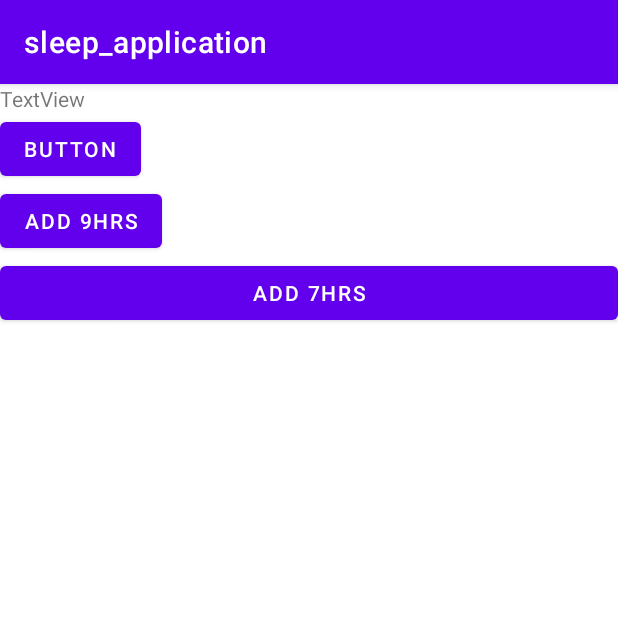
After one commit to Starlight-Solutions/android-main, an Android app: the fragment TipsFragment shown on its own in the app's theme, on a phone screen of 412 x 824 dp, the top half of it. The commit adds this screen. Run offline under Robolectric (Android 15) with nearby library versions, the phone set to English and light mode, and no system bars; our stand-ins replace Room's generated code.

Commit message:
tips fragment created

```diff
--- a/app/src/main/java/com/example/sleep_application/MainActivity.java
+++ b/app/src/main/java/com/example/sleep_application/MainActivity.java
@@ -4,7 +4,6 @@ import android.content.Context;
 import android.content.Intent;
 import android.content.SharedPreferences;
 import android.os.Bundle;
-import android.util.Log;
 import android.view.Menu;
 import android.view.View;
 import android.widget.TextView;
@@ -13,7 +12,6 @@ import com.example.sleep_application.ui.music_player.BackgroundMusicService;
 import com.google.android.material.navigation.NavigationView;
 
 import androidx.annotation.NonNull;
-import androidx.core.view.GravityCompat;
 import androidx.navigation.NavController;
 import androidx.navigation.Navigation;
 import androidx.navigation.ui.AppBarConfiguration;
@@ -42,7 +40,7 @@ public class MainActivity extends AppCompatActivity implements DrawerLayout.Draw
         // menu should be considered as top level destinations.
         mAppBarConfiguration = new AppBarConfiguration.Builder(
                 R.id.nav_home, R.id.nav_sleep_tracking, R.id.nav_slideshow, R.id.nav_login,
-                R.id.nav_music, R.id.nav_medication)
+                R.id.nav_music, R.id.nav_medication, R.id.nav_tips)
                 .setOpenableLayout(drawer)
                 .build();
         NavController navController = Navigation.findNavController(this, R.id.nav_host_fragment_content_main);
--- /dev/null
+++ b/app/src/main/java/com/example/sleep_application/ui/sleep_tips/TipsFragment.java
@@ -0,0 +1,117 @@
+package com.example.sleep_application.ui.sleep_tips;
+
+import androidx.lifecycle.ViewModelProvider;
+
+import android.content.Context;
+import android.content.SharedPreferences;
+import android.os.Bundle;
+
+import androidx.annotation.NonNull;
+import androidx.annotation.Nullable;
+import androidx.fragment.app.Fragment;
+import androidx.room.Room;
+
+import android.util.Log;
+import android.view.LayoutInflater;
+import android.view.View;
+import android.view.ViewGroup;
+
+import com.example.sleep_application.R;
+import com.example.sleep_application.database.LocalSqlDbService;
+import com.example.sleep_application.database.entity.SleepEntity;
+import com.example.sleep_application.databinding.FragmentMusicBinding;
+import com.example.sleep_application.databinding.FragmentTipsBinding;
+import com.google.android.material.snackbar.Snackbar;
+
+import java.time.LocalDate;
+import java.time.LocalTime;
+import java.util.ArrayList;
+import java.util.Arrays;
+
+public class TipsFragment extends Fragment {
+
+    private FragmentTipsBinding binding;
+
+    private TipsViewModel mViewModel;
+
+    LocalSqlDbService dbService;
+
+    ArrayList<SleepEntity> sleepData = null;
+
+    @Override
+    public View onCreateView(@NonNull LayoutInflater inflater, @Nullable ViewGroup container,
+                             @Nullable Bundle savedInstanceState) {
+
+
+        binding = FragmentTipsBinding.inflate(inflater, container, false);
+        View root = binding.getRoot();
+
+        dbService = Room.databaseBuilder(requireActivity().getApplicationContext(), LocalSqlDbService.class, "appDb")
+                .allowMainThreadQueries().build();
+
+
+        SharedPreferences sharedPref = getActivity().getPreferences(Context.MODE_PRIVATE);
+        String email = sharedPref.getString("login_email", "No email");
+        sleepData = new ArrayList<>(dbService.sleepDao().getAllByUser(email));
+        Log.d("TipsFrag", Integer.toString(sleepData.size()));
+
+
+
+        binding.tipsButton.setOnClickListener(this::onClickTips);
+        binding.tempButton.setOnClickListener(this::onClickTemp);
+        binding.tempButton2.setOnClickListener(this::onClickTemp2);
+
+
+
+
+        return root;
+    }
+
+    public void onClickTips(View view) {
+        int sleep_size = sleepData.size();
+        long seven = sleepData.stream().filter(entity -> 25200 > entity.getDuration()).count();
+        long nine = sleepData.stream().filter(entity -> 32400 < entity.getDuration()).count();
+        long normal = sleepData.stream().filter(entity -> 25200 > entity.getDuration() && 32400 < entity.getDuration()).count();
+        long total_sleep_duration = 0;
+        for (SleepEntity entity : sleepData) { total_sleep_duration += entity.getDuration(); }
+        double avg = (double) total_sleep_duration / (double) sleep_size / 3600;
+        Snackbar.make(view, new StringBuffer("total:" + sleep_size + "  >7:" + seven + " <9:" + nine + " normal:" + normal + "avg(hrs):" + avg), Snackbar.LENGTH_SHORT).show();
+        // OO% of your sleeps have desirable length.
+        // OO% of your sleeps are less than 7 hours.
+        // OO% of your sleeps are more than 9 hours.
+        // OO% of your sleeps are outside your regular sleep pattern. (outliers, 3hrs+- outside avg)
+
+        // if sleep_size <= 0, not enough record
+        // if <7 >40% => sleep more, try relaxation
+        // if >9 >40% => sleep less, (tips to wake up)
+        // if both or outliers >40% => need regular sleep
+        // else good sleep
+    }
+
+    public void onClickTemp(View view) {
+        SharedPreferences sharedPref = getActivity().getPreferences(Context.MODE_PRIVATE);
+        String email = sharedPref.getString("login_email", "No email");
+
+        SleepEntity sleepEntity = new SleepEntity(email, LocalDate.now(), LocalTime.now(), 32760);
+        // 7hrs = 25200 secs
+        // 9hrs = 32400 secs
+        // total <7hrs, >9hrs, avg
+
+        Log.d("SleepEntity", sleepEntity.toString());
+        dbService.sleepDao().insertAll(sleepEntity);
+    }
+
+    public void onClickTemp2(View view) {
+        SharedPreferences sharedPref = getActivity().getPreferences(Context.MODE_PRIVATE);
+        String email = sharedPref.getString("login_email", "No email");
+
+        SleepEntity sleepEntity = new SleepEntity(email, LocalDate.now(), LocalTime.now(), 24000);
+        // 7hrs = 25200 secs
+        // 9hrs = 32400 secs
+        // total <7hrs, >9hrs, avg
+
+        Log.d("SleepEntity", sleepEntity.toString());
+        dbService.sleepDao().insertAll(sleepEntity);
+    }
+
+}
--- /dev/null
+++ b/app/src/main/res/layout/fragment_tips.xml
@@ -0,0 +1,39 @@
+<?xml version="1.0" encoding="utf-8"?>
+<FrameLayout xmlns:android="http://schemas.android.com/apk/res/android"
+    xmlns:app="http://schemas.android.com/apk/res-auto"
+    xmlns:tools="http://schemas.android.com/tools"
+    android:layout_width="match_parent"
+    android:layout_height="match_parent"
+    tools:context=".ui.sleep_tips.TipsFragment">
+
+    <LinearLayout
+        android:layout_width="match_parent"
+        android:layout_height="match_parent"
+        android:orientation="vertical">
+
+        <TextView
+            android:id="@+id/textView2"
+            android:layout_width="wrap_content"
+            android:layout_height="wrap_content"
+            android:text="TextView" />
+
+        <Button
+            android:id="@+id/tipsButton"
+            android:layout_width="wrap_content"
+            android:layout_height="wrap_content"
+            android:text="Button" />
+
+        <Button
+            android:id="@+id/tempButton"
+            android:layout_width="wrap_content"
+            android:layout_height="wrap_content"
+            android:text="add 9hrs" />
+
+        <Button
+            android:id="@+id/tempButton2"
+            android:layout_width="match_parent"
+            android:layout_height="wrap_content"
+            android:text="add 7hrs" />
+    </LinearLayout>
+
+</FrameLayout>
--- a/app/src/main/res/menu/activity_main_drawer.xml
+++ b/app/src/main/res/menu/activity_main_drawer.xml
@@ -12,6 +12,10 @@
             android:id="@+id/nav_sleep_tracking"
             android:icon="@android:drawable/ic_menu_recent_history"
             android:title="@string/menu_sleep_tracking" />
+        <item
+            android:id="@+id/nav_tips"
+            android:icon="@android:drawable/stat_notify_chat"
+            android:title="@string/menu_tips" />
         <item
             android:id="@+id/nav_slideshow"
             android:icon="@drawable/ic_menu_slideshow"
--- a/app/src/main/res/values/strings.xml
+++ b/app/src/main/res/values/strings.xml
@@ -8,6 +8,7 @@
     <string name="action_settings">Settings</string>
 
     <string name="menu_home">Home</string>
+    <string name="menu_tips">Sleep Tips</string>
     <string name="menu_sleep_tracking">Sleep Tracking</string>
     <string name="menu_slideshow">Slideshow</string>
     <string name="menu_manual_log">Manual Log</string>
```
Also changed, not shown: app/src/main/java/com/example/sleep_application/ui/sleep_tips/TipsViewModel.java (added, +16 -0 lines), app/src/main/res/navigation/mobile_navigation.xml (+7 -0 lines).
